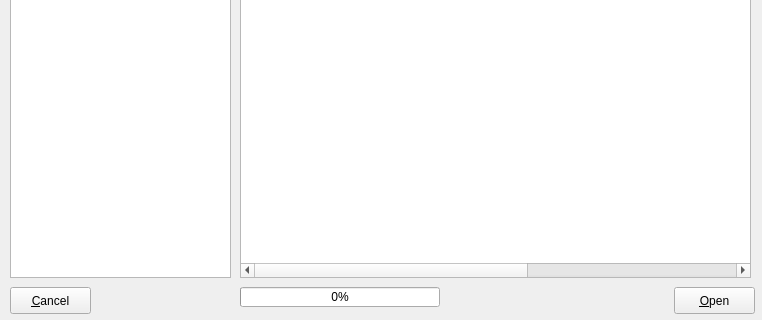
Before: the Qt Designer form trunk/ui/docopendraftfrm.ui in BackupTheBerlios/first4-svn, drawn with Qt 5; both pictures show x 0 to 762 and y 173 to 493 of the 762 by 493 pixel window.
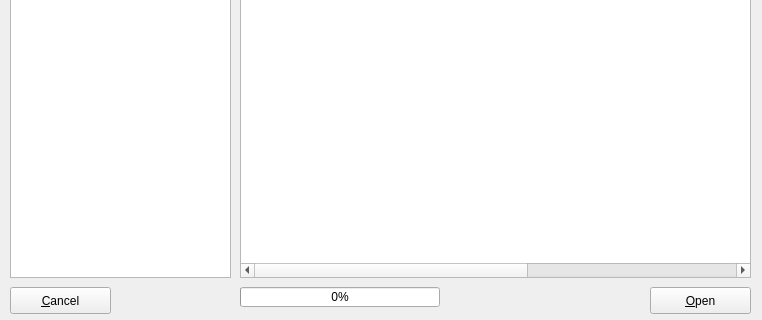
After: the same form once the commit is applied. Icons and pictures are not drawn.

```diff
--- a/trunk/ui/docopendraftfrm.ui
+++ b/trunk/ui/docopendraftfrm.ui
@@ -197,7 +197,7 @@
     <rect>
      <x>10</x>
      <y>460</y>
-     <width>81</width>
+     <width>101</width>
      <height>27</height>
     </rect>
    </property>
@@ -217,9 +217,9 @@
   <widget class="QPushButton" name="btnopen" >
    <property name="geometry" >
     <rect>
-     <x>674</x>
+     <x>650</x>
      <y>460</y>
-     <width>81</width>
+     <width>101</width>
      <height>27</height>
     </rect>
    </property>
```
